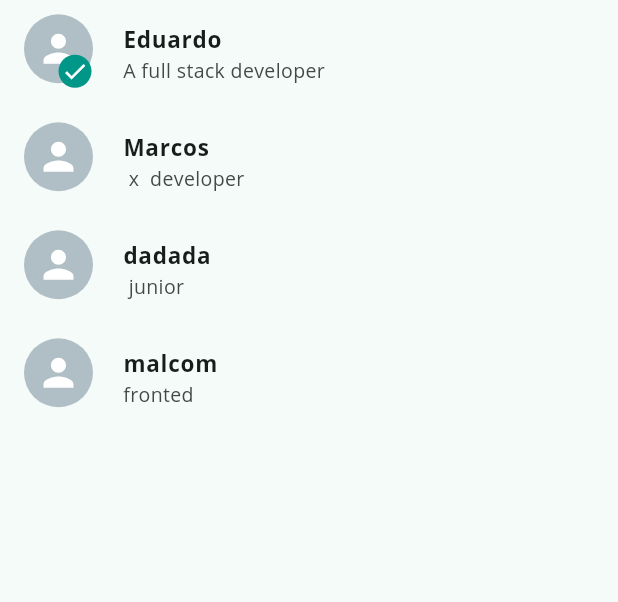
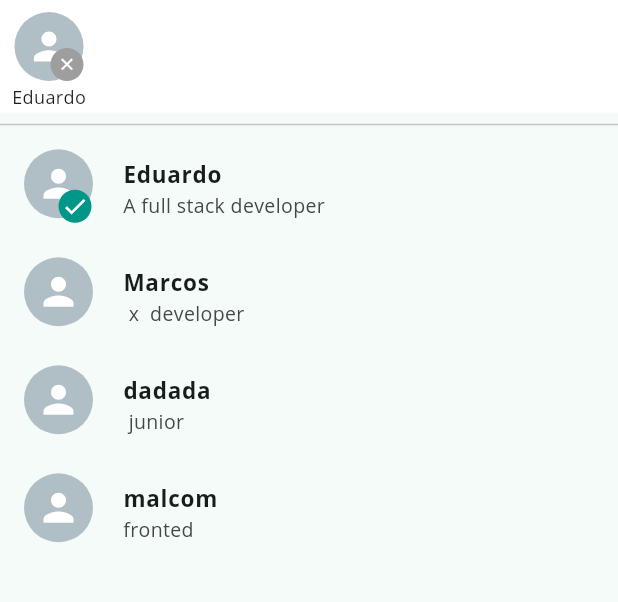
Before and after one commit to eduardolluis/wazz_up, a Flutter app: the CreateGroupPage screen opened directly, after a tap on "Eduardo", on a phone screen of 412 x 824 dp, the part 84-686 px from its top. Run offline on Flutter 3.47's test engine with Material 3 defaults, Android fonts, the light colour scheme and no system bars; our stand-ins replace emoji_picker_flutter, flutter_svg.

Commit message:
create new group page wrap up

```diff
--- /dev/null
+++ b/lib/customUI/Avatar_card.dart
@@ -0,0 +1,45 @@
+import 'package:flutter/material.dart';
+import 'package:flutter_svg/svg.dart';
+import 'package:wazz_up/model/chat_model.dart';
+
+class AvatarCard extends StatelessWidget {
+  const AvatarCard({super.key, required this.contact});
+  final ChatModel contact;
+
+  @override
+  Widget build(BuildContext context) {
+    return Padding(
+      padding: const EdgeInsets.symmetric(horizontal: 8.0, vertical: 2),
+      child: Column(
+        mainAxisAlignment: MainAxisAlignment.end,
+        children: [
+          Stack(
+            children: [
+              CircleAvatar(
+                radius: 23,
+                backgroundColor: Colors.blueGrey[200],
+                child: SvgPicture.asset(
+                  "assets/person.svg",
+                  colorFilter: ColorFilter.mode(Colors.white, BlendMode.srcIn),
+                  height: 30,
+                  width: 30,
+                ),
+              ),
+              Positioned(
+                bottom: 0,
+                right: 0,
+                child: CircleAvatar(
+                  backgroundColor: Colors.grey,
+                  radius: 11,
+                  child: Icon(Icons.clear, size: 13, color: Colors.white),
+                ),
+              ),
+            ],
+          ),
+          SizedBox(height: 2),
+          Text(contact.name, style: TextStyle(fontSize: 12)),
+        ],
+      ),
+    );
+  }
+}
--- a/lib/screens/create_group_screen.dart
+++ b/lib/screens/create_group_screen.dart
@@ -1,4 +1,5 @@
 import 'package:flutter/material.dart';
+import 'package:wazz_up/customUI/Avatar_card.dart';
 import 'package:wazz_up/customUI/contact_card.dart';
 import 'package:wazz_up/data/contact_data.dart';
 import 'package:wazz_up/model/chat_model.dart';
@@ -11,10 +12,12 @@ class CreateGroupPage extends StatefulWidget {
 }
 
 class _CreateGroupPageState extends State<CreateGroupPage> {
+  List<ChatModel> groupMember = [];
+
   @override
   Widget build(BuildContext context) {
     final cs = Theme.of(context).colorScheme;
-    List<ChatModel> group = [];
+
     return Scaffold(
       appBar: AppBar(
         backgroundColor: cs.primary,
@@ -31,7 +34,10 @@ class _CreateGroupPageState extends State<CreateGroupPage> {
           ],
         ),
         actions: [
-          IconButton(onPressed: () {}, icon: Icon(Icons.search, size: 26)),
+          IconButton(
+            onPressed: () {},
+            icon: const Icon(Icons.search, size: 26),
+          ),
           PopupMenuButton<String>(
             icon: const Icon(Icons.more_vert),
             onSelected: (value) {
@@ -51,26 +57,62 @@ class _CreateGroupPageState extends State<CreateGroupPage> {
           ),
         ],
       ),
-      body: ListView.builder(
+      body: Stack(
+        children: [
+          ListView.builder(
+            itemCount: contacts.length + 1,
+            itemBuilder: (BuildContext context, int index) {
+              if (index == 0) {
+                return Container(height: groupMember.isNotEmpty ? 90 : 10);
+              }
+
+              return InkWell(
+                onTap: () {
+                  setState(() {
+                    if (contacts[index - 1].select == true) {
+                      contacts[index - 1].select = false;
+                      groupMember.remove(contacts[index - 1]);
+                    } else {
+                      contacts[index - 1].select = true;
+                      groupMember.add(contacts[index - 1]);
+                    }
+                  });
+                },
+                child: ContactCard(contact: contacts[index - 1]),
+              );
+            },
+          ),
+          groupMember.isNotEmpty
+              ? Column(
+                  children: [
+                    Container(
+                      height: 75,
+                      color: Colors.white,
+                      child: ListView.builder(
+                        scrollDirection: Axis.horizontal,
                         itemCount: contacts.length,
                         itemBuilder: (BuildContext context, int index) {
+                          if (contacts[index].select == true) {
                             return InkWell(
                               onTap: () {
-              if (contacts[index].select == false) {
                                 setState(() {
-                  contacts[index].select = true;
-                  group.add(contacts[index]);
+                                  groupMember.remove(contacts[index]);
+                                  contacts[index].select = false;
                                 });
+                              },
+                              child: AvatarCard(contact: contacts[index]),
+                            );
                           } else {
-                setState(() {
-                  contacts[index].select = false;
-                  group.remove(contacts[index]);
-                });
+                            return Container();
                           }
                         },
-            child: ContactCard(contact: contacts[index]),
-          );
-        },
+                      ),
+                    ),
+                    const Divider(thickness: 1),
+                  ],
+                )
+              : Container(),
+        ],
       ),
     );
   }
```
Also changed, not shown: lib/customUI/contact_card.dart (indentation only). Lines whose indentation alone changed are shown as unchanged.
